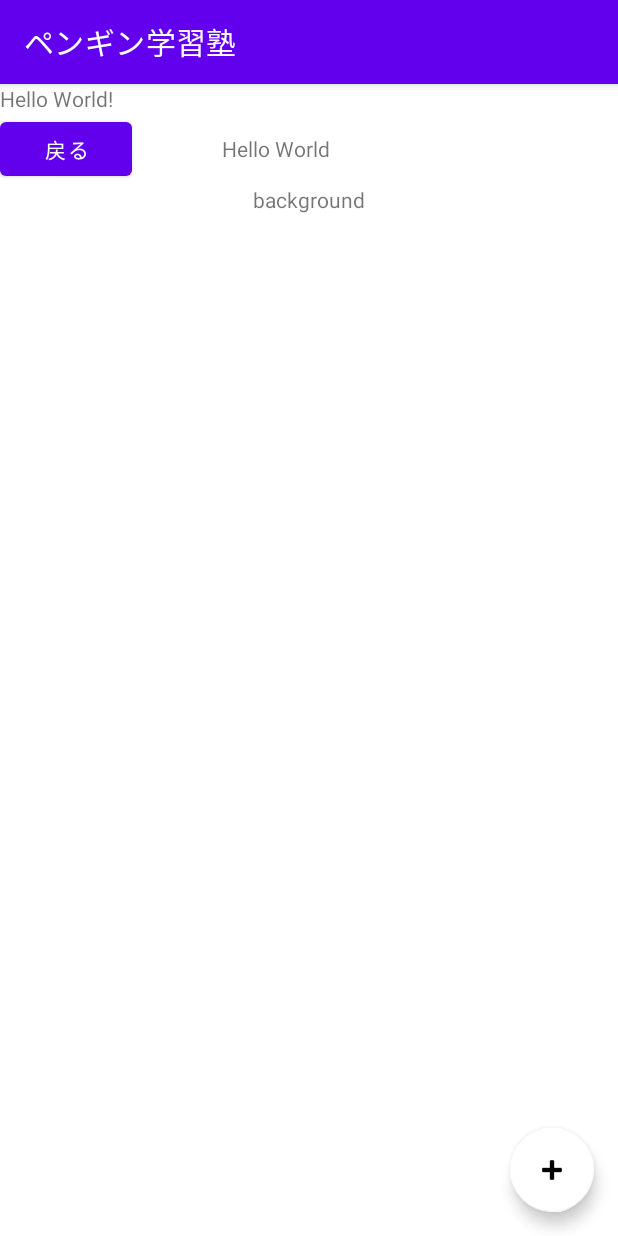
After one commit to jphacks/B_2204, an Android app: the FragmentGame screen opened through its navigation route, on a phone screen of 412 x 824 dp. The commit adds this screen. Run offline under Robolectric (Android 15) with nearby library versions, the phone set to English and light mode, and no system bars; our stand-ins replace navigation-ui.

Commit message:
fragment game

```diff
--- a/app/build.gradle
+++ b/app/build.gradle
@@ -47,6 +47,7 @@
     implementation 'com.google.android.material:material:1.6.0'
     implementation 'androidx.constraintlayout:constraintlayout:2.1.4'
     implementation 'androidx.navigation:navigation-fragment:2.4.2'
+    implementation 'androidx.navigation:navigation-ui:2.3.5'
     testImplementation 'junit:junit:4.+'
     androidTestImplementation 'androidx.test.ext:junit:1.1.3'
     androidTestImplementation 'androidx.test.espresso:espresso-core:3.4.0'
--- /dev/null
+++ b/app/src/main/java/com/example/cardgame/FragmentGame.java
@@ -0,0 +1,29 @@
+package com.example.cardgame;
+
+import android.os.Bundle;
+import android.util.Log;
+import android.view.View;
+import android.widget.Button;
+
+import androidx.annotation.NonNull;
+import androidx.fragment.app.Fragment;
+
+public class FragmentGame extends Fragment {
+    // Viewを表示？ //
+    public FragmentGame() {
+        super(R.layout.fragment_game);
+    }
+
+    // Viewが出来たら(ActivityのonCreateに相当) //
+    @Override
+    public void onViewCreated(@NonNull View view, Bundle savedInstanceState) {
+        // Gameボタン
+        Button bt_stats = view.findViewById(R.id.button_stats); // IDから探す(BundleじゃないのはActivityじゃないから。viewがActivityに相当)
+        bt_stats.setOnClickListener(new View.OnClickListener() {
+            public void onClick(View v) {
+                Log.d("Button:","Gameボタンが押されました");
+                //TODO("FragmentGameへの遷移")
+            }
+        });
+    }
+}
--- a/app/src/main/java/com/example/cardgame/MainActivity.java
+++ b/app/src/main/java/com/example/cardgame/MainActivity.java
@@ -1,6 +1,10 @@
 package com.example.cardgame;
 
 import androidx.appcompat.app.AppCompatActivity;
+import androidx.navigation.NavController;
+import androidx.navigation.Navigation;
+import androidx.navigation.ui.AppBarConfiguration;
+import androidx.navigation.ui.NavigationUI;
 
 import android.content.Intent;
 import android.os.Bundle;
@@ -20,6 +24,7 @@
     }
 
     private ActivityMainBinding binding;
+    AppBarConfiguration appBarConfiguration;
 
     @Override
     protected void onCreate(Bundle savedInstanceState) {
@@ -38,6 +43,14 @@
             }
         });
 
+    }
 
+    /*
+    @Override
+    public boolean onSupportNavigateUp() {
+        NavController navController= Navigation.findNavController(this, R.id.navHostFragment) ;
+        return NavigationUI.navigateUp(navController,appBarConfiguration) || super.onSupportNavigateUp();
     }
+     */
+
 }
--- /dev/null
+++ b/app/src/main/res/layout/fragment_game.xml
@@ -0,0 +1,54 @@
+<?xml version="1.0" encoding="utf-8"?>
+<androidx.coordinatorlayout.widget.CoordinatorLayout xmlns:android="http://schemas.android.com/apk/res/android"
+    xmlns:app="http://schemas.android.com/apk/res-auto"
+    xmlns:tools="http://schemas.android.com/tools"
+    android:layout_width="match_parent"
+    android:layout_height="match_parent"
+    tools:context=".FragmentStats">
+
+    <LinearLayout
+        android:layout_width="match_parent"
+        android:layout_height="match_parent"
+        android:orientation="vertical">
+
+        <LinearLayout
+            android:layout_width="match_parent"
+            android:layout_height="wrap_content"
+            android:orientation="horizontal"
+            android:gravity="center_vertical"
+            android:layout_weight="1">
+
+            <Button
+                android:id="@+id/button_stats"
+                android:layout_width="wrap_content"
+                android:layout_height="wrap_content"
+                android:text="戻る"
+                android:layout_gravity="left"/>
+
+            <TextView
+                android:id="@+id/text_game"
+                android:layout_width="wrap_content"
+                android:layout_height="wrap_content"
+                android:text="Hello World"
+                android:layout_marginLeft="60dp"/>
+
+        </LinearLayout>
+
+        <LinearLayout
+            android:layout_width="match_parent"
+            android:layout_height="wrap_content"
+            android:orientation="vertical"
+            android:layout_weight="3"
+            android:gravity="center">
+
+            <TextView
+                android:layout_width="wrap_content"
+                android:layout_height="wrap_content"
+                android:text="background"/>
+
+
+        </LinearLayout>
+
+    </LinearLayout>
+
+</androidx.coordinatorlayout.widget.CoordinatorLayout>
--- a/app/src/main/res/navigation/nav_graph.xml
+++ b/app/src/main/res/navigation/nav_graph.xml
@@ -8,11 +8,23 @@
     <fragment
         android:id="@+id/navi_home"
         android:name="com.example.cardgame.FragmentStats"
-        android:label="FragmentHome"
+        android:label="FragmentStats"
         tools:layout="@layout/fragment_stats">
 
         <action
-            android:id="@+id/action_to_home"
+            android:id="@+id/action_to_game"
+            app:destination="@id/navi_home" />
+
+    </fragment>
+
+    <fragment
+        android:id="@+id/navi_game"
+        android:name="com.example.cardgame.FragmentGame"
+        android:label="FragmentGame"
+        tools:layout="@layout/fragment_game">
+
+        <action
+            android:id="@+id/action_to_stats"
             app:destination="@id/navi_home" />
 
     </fragment>
```
Also changed, not shown: 573 other files.
